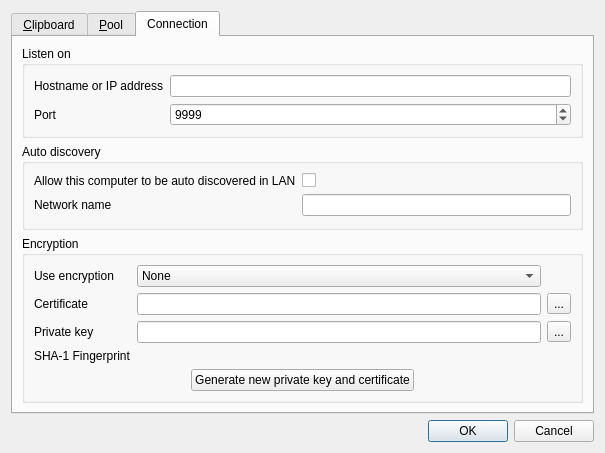
Before: the Qt Designer form haveclip-desktop/src/SettingsDialog.ui in aither64/haveclip-desktop, drawn with Qt 5.
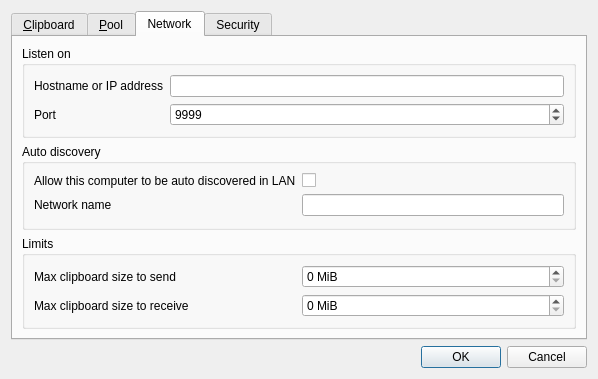
After: the same form once the commit is applied. The open tabs and pages were chosen to show the change. Icons and pictures are not drawn.

Commit message: Settings: max clipboard size to send/receive

What changed in the file:
```diff
--- a/haveclip-desktop/src/SettingsDialog.ui
+++ b/haveclip-desktop/src/SettingsDialog.ui
@@ -6,8 +6,8 @@
    <rect>
     <x>0</x>
     <y>0</y>
-    <width>605</width>
-    <height>449</height>
+    <width>598</width>
+    <height>375</height>
    </rect>
   </property>
   <property name="windowTitle">
@@ -171,7 +171,7 @@
      </widget>
      <widget class="QWidget" name="tab_3">
       <attribute name="title">
-       <string>Connection</string>
+       <string>Network</string>
       </attribute>
       <layout class="QVBoxLayout" name="verticalLayout_4">
        <item>
@@ -249,6 +249,65 @@
         </widget>
        </item>
        <item>
+        <widget class="QGroupBox" name="groupBox_4">
+         <property name="title">
+          <string>Limits</string>
+         </property>
+         <layout class="QGridLayout" name="gridLayout_2">
+          <item row="0" column="0">
+           <widget class="QLabel" name="label_3">
+            <property name="text">
+             <string>Max clipboard size to send</string>
+            </property>
+           </widget>
+          </item>
+          <item row="0" column="1">
+           <widget class="QSpinBox" name="maxSendSpinBox">
+            <property name="suffix">
+             <string> MiB</string>
+            </property>
+            <property name="maximum">
+             <number>1000</number>
+            </property>
+            <property name="singleStep">
+             <number>10</number>
+            </property>
+           </widget>
+          </item>
+          <item row="1" column="0">
+           <widget class="QLabel" name="label_4">
+            <property name="text">
+             <string>Max clipboard size to receive</string>
+            </property>
+           </widget>
+          </item>
+          <item row="1" column="1">
+           <widget class="QSpinBox" name="maxRecvSpinBox">
+            <property name="suffix">
+             <string> MiB</string>
+            </property>
+            <property name="prefix">
+             <string/>
+            </property>
+            <property name="maximum">
+             <number>1000</number>
+            </property>
+            <property name="singleStep">
+             <number>10</number>
+            </property>
+           </widget>
+          </item>
+         </layout>
+        </widget>
+       </item>
+      </layout>
+     </widget>
+     <widget class="QWidget" name="tab_4">
+      <attribute name="title">
+       <string>Security</string>
+      </attribute>
+      <layout class="QVBoxLayout" name="verticalLayout_5">
+       <item>
         <widget class="QGroupBox" name="groupBox_3">
          <property name="title">
           <string>Encryption</string>
```
Left out of the diff: 13 changed lines with no effect on the pictures. The commit also changes 1 other file.
